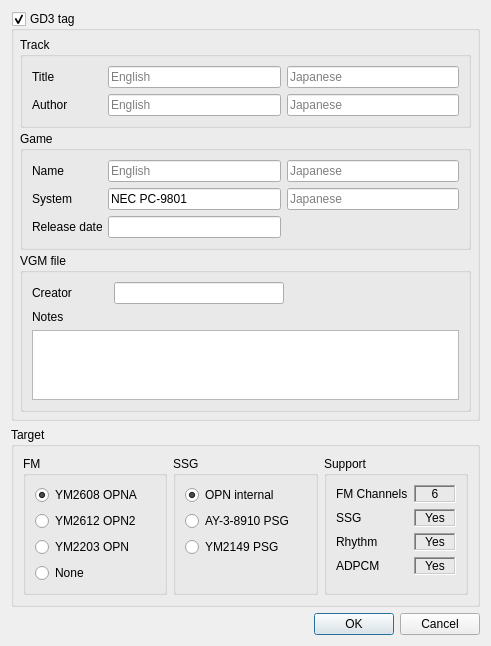
BambooTracker/BambooTracker, file BambooTracker/gui/vgm_export_settings_dialog.ui: the form before one commit.
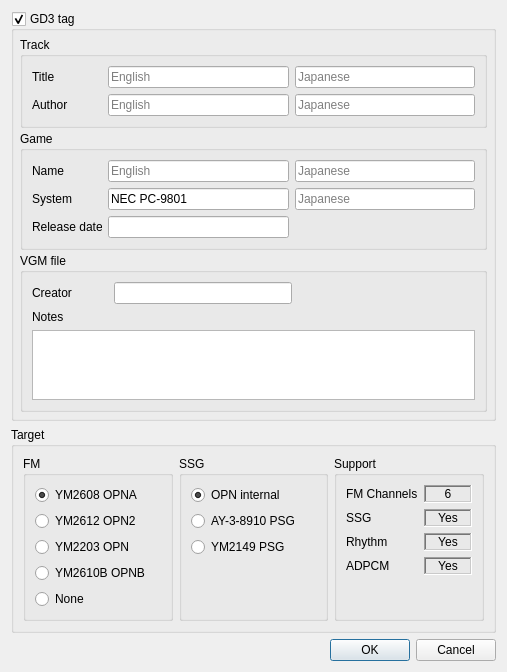
The form after the commit.

Commit message: Add YM2610B to the target of VGM export

What changed in the file:
```diff
--- a/BambooTracker/gui/vgm_export_settings_dialog.ui
+++ b/BambooTracker/gui/vgm_export_settings_dialog.ui
@@ -6,8 +6,8 @@
    <rect>
     <x>0</x>
     <y>0</y>
-    <width>491</width>
-    <height>622</height>
+    <width>507</width>
+    <height>654</height>
    </rect>
   </property>
   <property name="windowTitle">
@@ -373,6 +373,13 @@
            </property>
           </widget>
          </item>
+         <item>
+          <widget class="QRadioButton" name="ym2610bRadioButton">
+           <property name="text">
+            <string>YM2610B OPNB</string>
+           </property>
+          </widget>
+         </item>
          <item>
           <widget class="QRadioButton" name="noneFmRadioButton">
            <property name="text">
@@ -539,6 +546,19 @@
            </property>
           </widget>
          </item>
+         <item row="4" column="0">
+          <spacer name="verticalSpacer">
+           <property name="orientation">
+            <enum>Qt::Vertical</enum>
+           </property>
+           <property name="sizeHint" stdset="0">
+            <size>
+             <width>20</width>
+             <height>40</height>
+            </size>
+           </property>
+          </spacer>
+         </item>
         </layout>
        </widget>
       </item>
```
Left out of the diff: 1 changed line with no effect on the pictures. The commit also changes 4 other files.
